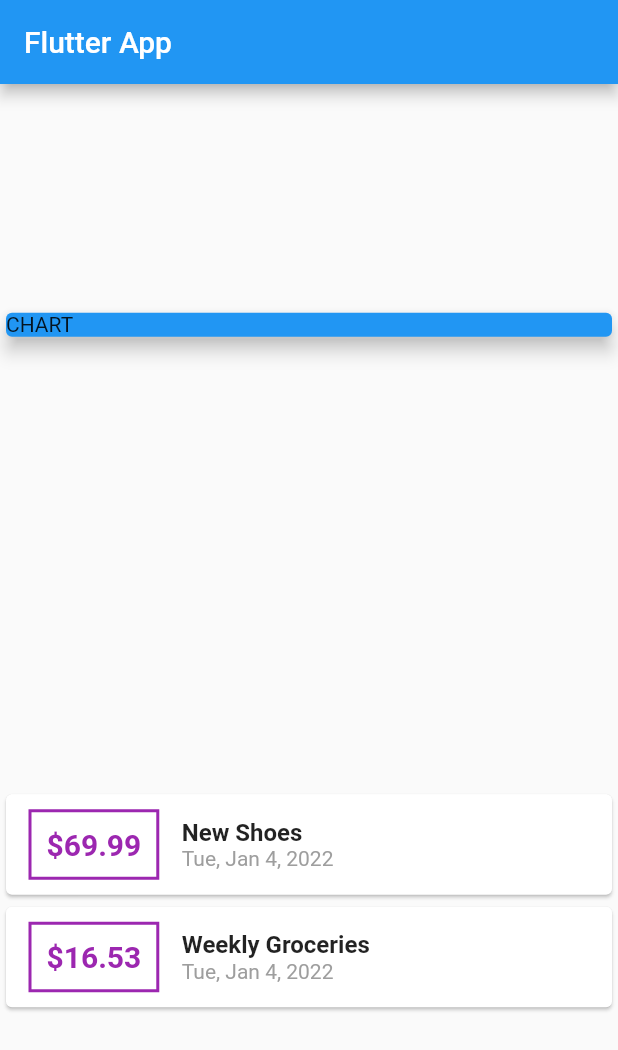
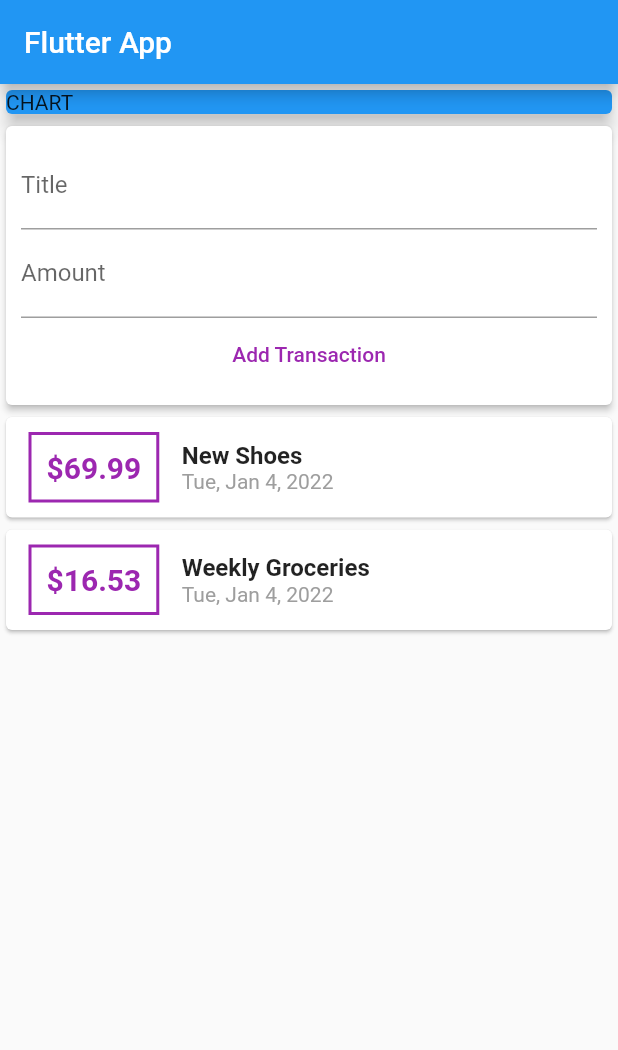
Before and after one commit to cjohnson/expensesapp, a Flutter app: the screen it shows after launch, on a phone screen of 412 x 824 dp. Shown: the top 1050 px of the screen. Run offline on Flutter 3.47's test engine with Material 2 defaults, Android fonts, the phone set to English and light mode, and no system bars.

Commit message:
Add user input for new transactions

```diff
--- a/lib/main.dart
+++ b/lib/main.dart
@@ -36,6 +36,9 @@ class MyHomePage extends StatelessWidget {
         date: DateTime.now())
   ];
 
+  final titleController = TextEditingController();
+  final amountController = TextEditingController();
+
   @override
   Widget build(BuildContext context) {
     return Scaffold(
@@ -44,7 +47,7 @@ class MyHomePage extends StatelessWidget {
       ),
       body: Column(
         crossAxisAlignment: CrossAxisAlignment.stretch,
-        mainAxisAlignment: MainAxisAlignment.spaceAround,
+        //mainAxisAlignment: MainAxisAlignment.start,
         children: <Widget>[
           Container(
             width: double.infinity,
@@ -52,6 +55,31 @@ class MyHomePage extends StatelessWidget {
               color: Colors.blue,
               child: Text('CHART'),
               elevation: 5,
+            ),
+          ),
+          Card(
+            elevation: 2,
+            child: Container(
+              padding: const EdgeInsets.all(10),
+              child: Column(
+                children: [
+                  TextField(
+                    decoration: const InputDecoration(labelText: 'Title'),
+                    controller: titleController,
+                  ),
+                  TextField(
+                    decoration: const InputDecoration(labelText: 'Amount'),
+                    controller: amountController,
+                  ),
+                  TextButton(
+                      onPressed: () {
+                        print(titleController.text);
+                        print(amountController.text);
+                      },
+                      child: const Text('Add Transaction', style: TextStyle(color: Colors.purple)),
+                  ),
+                ],
+              ),
             ),
           ),
           Column(children: transactions.map((tx) {
```
